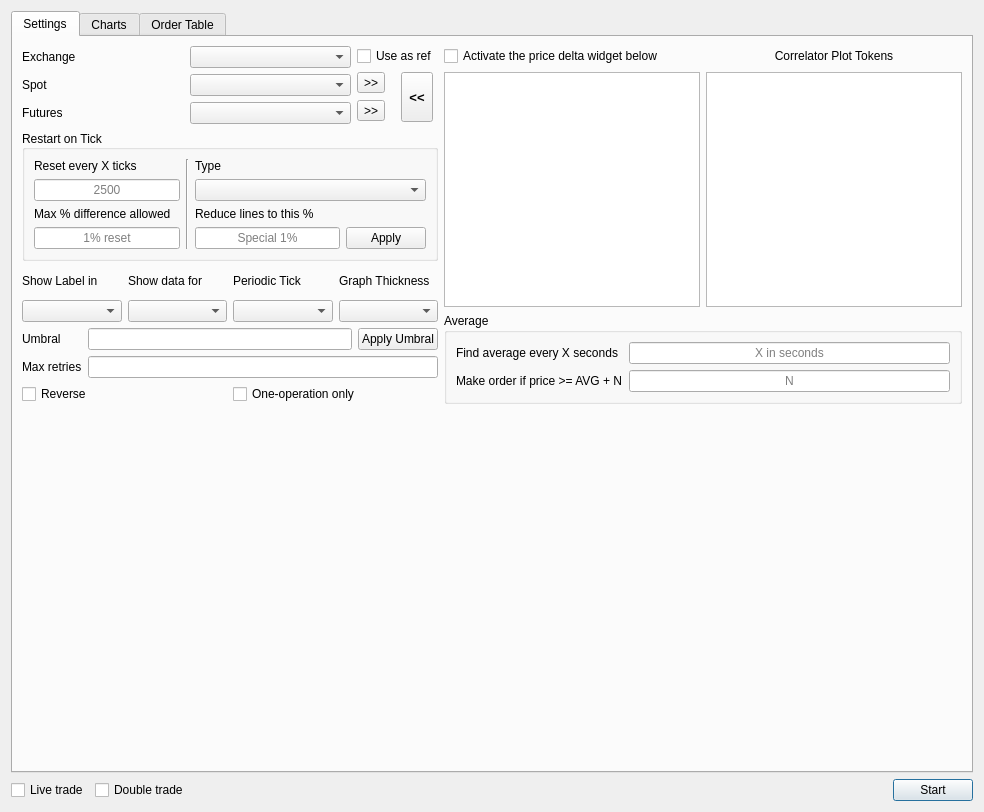
Qt form ui/maindialog.ui (iamOgunyinka/octo-broccoli) before a commit.
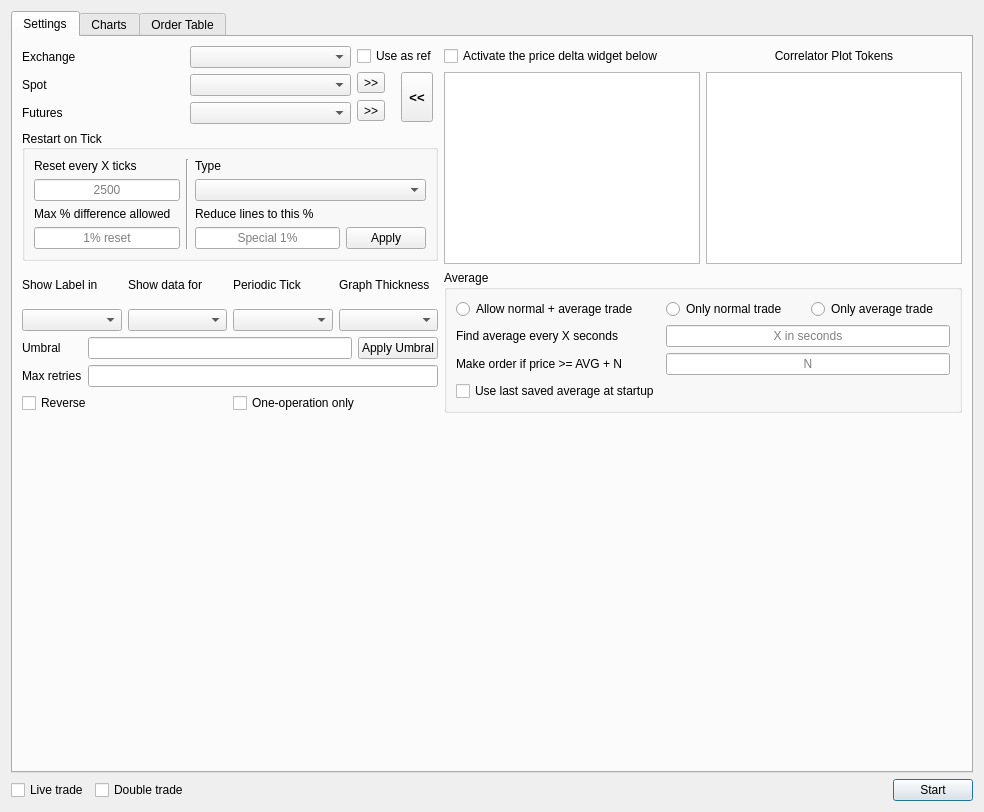
The same form after that commit. Custom widgets are drawn as their Qt base class.

Commit message: CS-19 Initiate order when logic is detected

```diff
--- a/ui/maindialog.ui
+++ b/ui/maindialog.ui
@@ -392,15 +392,15 @@
            <property name="title">
             <string>Average</string>
            </property>
-           <layout class="QFormLayout" name="formLayout">
-            <item row="0" column="0">
+           <layout class="QGridLayout" name="gridLayout_9">
+            <item row="2" column="0">
              <widget class="QLabel" name="label_15">
               <property name="text">
                <string>Find average every X seconds</string>
               </property>
              </widget>
             </item>
-            <item row="0" column="1">
+            <item row="2" column="1" colspan="2">
              <widget class="QLineEdit" name="averageTimerLine">
               <property name="alignment">
                <set>Qt::AlignCenter</set>
@@ -410,14 +410,35 @@
               </property>
              </widget>
             </item>
-            <item row="1" column="0">
+            <item row="0" column="0">
+             <widget class="QRadioButton" name="allowBothTradeRadio">
+              <property name="text">
+               <string>Allow normal + average trade</string>
+              </property>
+             </widget>
+            </item>
+            <item row="0" column="2">
+             <widget class="QRadioButton" name="allowAverageTradeRadio">
+              <property name="text">
+               <string>Only average trade</string>
+              </property>
+             </widget>
+            </item>
+            <item row="0" column="1">
+             <widget class="QRadioButton" name="allowNormalTradeRadio">
+              <property name="text">
+               <string>Only normal trade</string>
+              </property>
+             </widget>
+            </item>
+            <item row="3" column="0">
              <widget class="QLabel" name="label_16">
               <property name="text">
                <string>Make order if price &gt;= AVG + N</string>
               </property>
              </widget>
             </item>
-            <item row="1" column="1">
+            <item row="3" column="1" colspan="2">
              <widget class="QLineEdit" name="averageThresholdLine">
               <property name="alignment">
                <set>Qt::AlignCenter</set>
@@ -427,6 +448,13 @@
               </property>
              </widget>
             </item>
+            <item row="4" column="0">
+             <widget class="QCheckBox" name="useLastAverageCheckbox">
+              <property name="text">
+               <string>Use last saved average at startup</string>
+              </property>
+             </widget>
+            </item>
            </layout>
           </widget>
          </item>
```
Left out of the diff: 2 changed lines with no effect on the pictures. The commit also changes 2 other files.
